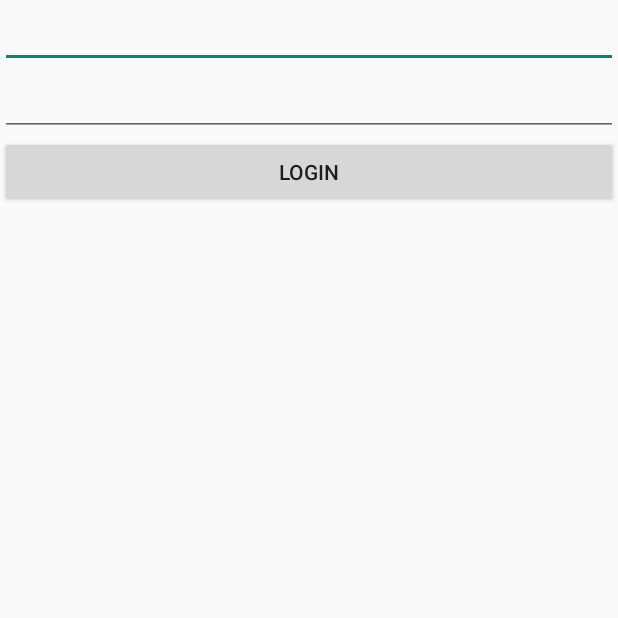
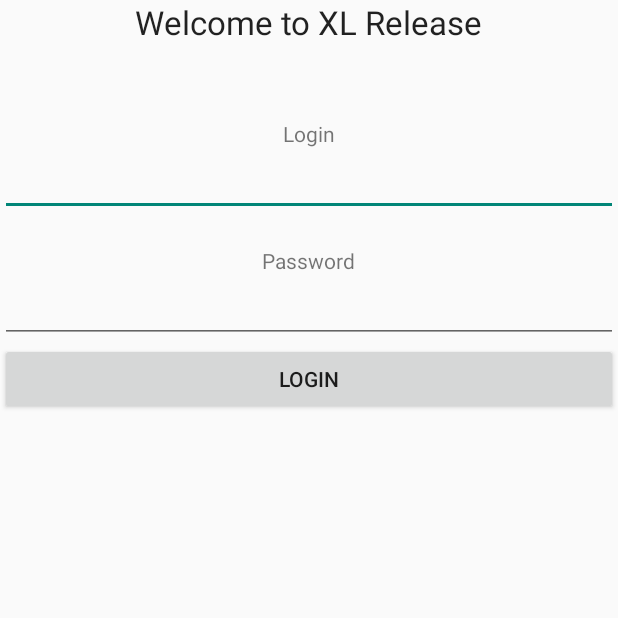
Before and after one commit to mathieubigorne/xlr-android, an Android app: the screen it shows after launch (LoginActivity), on a phone screen of 412 x 824 dp, the top half of it. Run offline under Robolectric (Android 15) with nearby library versions, the phone set to English and light mode, and no system bars; libraries missing offline, so code that uses them is left out: com.squareup.okhttp.

```diff
--- a/app/src/main/AndroidManifest.xml
+++ b/app/src/main/AndroidManifest.xml
@@ -19,7 +19,7 @@
             </intent-filter>
         </activity>
 
-        <activity android:name=".MyTasksActivity" android:label="Register New Account"></activity>
+        <activity android:name=".MyTasksActivity" android:label="My tasks"/>
     </application>
 
 </manifest>
--- a/app/src/main/res/layout/login.xml
+++ b/app/src/main/res/layout/login.xml
@@ -3,10 +3,36 @@
     android:orientation="vertical" android:layout_width="match_parent"
     android:layout_height="match_parent">
 
+    <TextView
+        android:layout_width="wrap_content"
+        android:layout_height="wrap_content"
+        android:textAppearance="?android:attr/textAppearanceLarge"
+        android:text="Welcome to XL Release"
+        android:id="@+id/textView"
+        android:layout_gravity="center_horizontal" />
+
+    <TextView
+        android:layout_width="wrap_content"
+        android:layout_height="wrap_content"
+        android:textAppearance="?android:attr/textAppearanceSmall"
+        android:text="Login"
+        android:id="@+id/textView2"
+        android:layout_gravity="center_horizontal"
+        android:paddingTop="50dp" />
+
     <EditText
         android:id="@+id/loginTextField"
         android:layout_width="match_parent"
         android:layout_height="wrap_content"/>
+
+    <TextView
+        android:layout_width="wrap_content"
+        android:layout_height="wrap_content"
+        android:textAppearance="?android:attr/textAppearanceSmall"
+        android:text="Password"
+        android:id="@+id/textView3"
+        android:layout_gravity="center_horizontal"
+        android:paddingTop="20dp" />
 
     <EditText
         android:id="@+id/passwordTextField"
```
Also changed, not shown: app/src/main/res/layout/activity_my_tasks.xml (+10 -3 lines).
